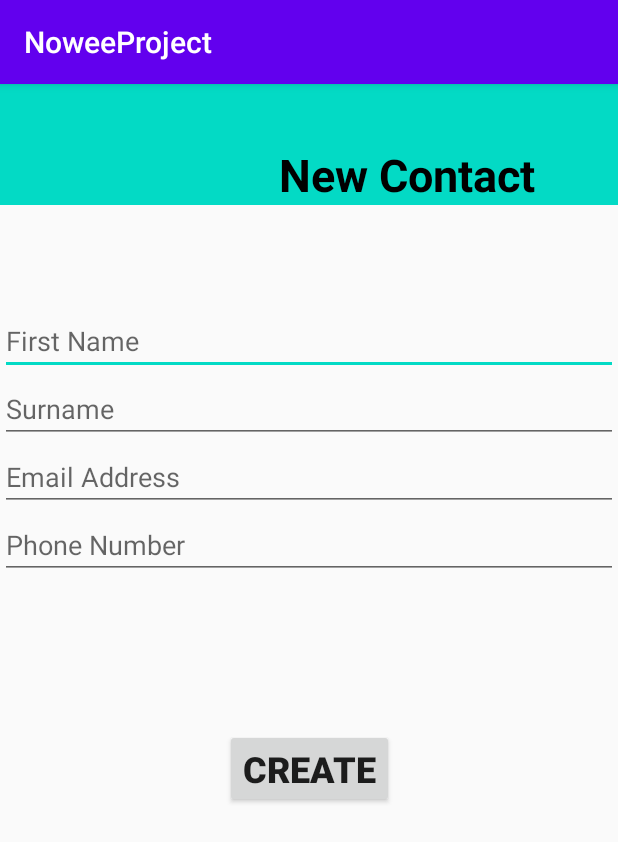
After one commit to fpunch/NoweeProject, an Android app: the newContact screen opened directly, with no data from a screen before it, on a phone screen of 412 x 824 dp. The commit adds this screen. Shown: the top 842 px of the screen. Run offline under Robolectric (Android 15) with nearby library versions, the phone set to English and light mode, and no system bars.

Commit message:
New changes: Added existingContact as well as newContact and the XML's for each as well. There are also some additions to string.xml for these activities.
29/09/2020

```diff
--- a/app/src/main/AndroidManifest.xml
+++ b/app/src/main/AndroidManifest.xml
@@ -9,6 +9,8 @@
         android:roundIcon="@mipmap/ic_launcher_round"
         android:supportsRtl="true"
         android:theme="@style/AppTheme">
+        <activity android:name=".newContact"></activity>
+        <activity android:name=".existingContact" />
         <activity android:name=".MainActivity">
             <intent-filter>
                 <action android:name="android.intent.action.MAIN" />
--- /dev/null
+++ b/app/src/main/res/layout/activity_new_contact.xml
@@ -0,0 +1,102 @@
+<?xml version="1.0" encoding="utf-8"?>
+<androidx.constraintlayout.widget.ConstraintLayout xmlns:android="http://schemas.android.com/apk/res/android"
+    xmlns:app="http://schemas.android.com/apk/res-auto"
+    xmlns:tools="http://schemas.android.com/tools"
+    android:layout_width="match_parent"
+    android:layout_height="match_parent"
+    tools:context=".newContact">
+
+    <LinearLayout
+        android:id="@+id/linearLayout2"
+        android:layout_width="match_parent"
+        android:layout_height="wrap_content"
+        android:orientation="vertical"
+        app:layout_constraintBottom_toBottomOf="parent"
+        app:layout_constraintEnd_toEndOf="parent"
+        app:layout_constraintHorizontal_bias="0.0"
+        app:layout_constraintStart_toStartOf="parent"
+        app:layout_constraintTop_toTopOf="parent"
+        app:layout_constraintVertical_bias="0.342">
+
+        <EditText
+            android:id="@+id/editFirstName"
+            android:layout_width="match_parent"
+            android:layout_height="wrap_content"
+            android:autofillHints=""
+            android:ems="10"
+            android:hint="@string/firstName"
+            android:inputType="textPersonName" />
+
+        <EditText
+            android:id="@+id/editSurname"
+            android:layout_width="match_parent"
+            android:layout_height="wrap_content"
+            android:autofillHints=""
+            android:ems="10"
+            android:hint="@string/surname"
+            android:inputType="textPersonName" />
+
+        <EditText
+            android:id="@+id/editEmail"
+            android:hint="@string/emailAddress"
+            android:layout_width="match_parent"
+            android:layout_height="wrap_content"
+            android:autofillHints=""
+            android:ems="10"
+            android:inputType="textEmailAddress" />
+
+        <EditText
+            android:id="@+id/editPhone"
+            android:hint="@string/phoneNumber"
+            android:layout_width="match_parent"
+            android:layout_height="wrap_content"
+            android:autofillHints=""
+            android:ems="10"
+            android:inputType="phone" />
+
+        <Button
+            android:id="@+id/addContactBtn"
+            android:layout_width="wrap_content"
+            android:layout_height="wrap_content"
+            android:layout_marginStart="150dp"
+            android:layout_marginTop="100dp"
+            android:hint="@string/AddButton"
+            android:text="@string/createContact"
+            android:textSize="24sp"
+            android:textStyle="bold" />
+    </LinearLayout>
+
+    <LinearLayout
+        android:id="@+id/linearLayout"
+        android:layout_width="0dp"
+        android:layout_height="wrap_content"
+        android:background="@color/colorAccent"
+        android:orientation="horizontal"
+        app:layout_constraintBottom_toBottomOf="parent"
+        app:layout_constraintEnd_toEndOf="parent"
+        app:layout_constraintHorizontal_bias="0.0"
+        app:layout_constraintStart_toStartOf="parent"
+        app:layout_constraintTop_toTopOf="parent"
+        app:layout_constraintVertical_bias="0.0">
+
+        <ImageView
+            android:id="@+id/profileImage"
+            android:layout_width="146dp"
+            android:layout_height="wrap_content"
+            android:contentDescription="@string/profileimage"
+            tools:srcCompat="@tools:sample/avatars" />
+
+        <TextView
+            android:id="@+id/Greeting"
+            android:layout_width="wrap_content"
+            android:layout_height="wrap_content"
+            android:layout_marginStart="40dp"
+            android:layout_marginTop="40dp"
+            android:text="@string/greeting"
+            android:textAlignment="center"
+            android:textColor="#000000"
+            android:textSize="30sp"
+            android:textStyle="bold" />
+    </LinearLayout>
+
+</androidx.constraintlayout.widget.ConstraintLayout>
--- a/app/src/main/res/values/strings.xml
+++ b/app/src/main/res/values/strings.xml
@@ -5,4 +5,18 @@
     <!-- TODO: Remove or change this placeholder text -->
     <string name="hello_blank_fragment">Hello blank fragment</string>
     <string name="add_text_to_the_message">Add text to the message</string>
+
+
+    <!-- Existing Contact Strings -->
+    <string name="AddButton"> Add! </string>
+    <string name="Username"> Username </string>
+
+    <!-- New Contact Strings -->
+    <string name="firstName"> First Name </string>
+    <string name="surname"> Surname </string>
+    <string name="emailAddress"> Email Address </string>
+    <string name="phoneNumber"> Phone Number </string>
+    <string name="greeting">New Contact </string>
+    <string name="createContact"> Create </string>
+    <string name="profileimage">ProfileImage</string>
 </resources>
--- a/build.gradle
+++ b/build.gradle
@@ -5,7 +5,7 @@ buildscript {
         jcenter()
     }
     dependencies {
-        classpath "com.android.tools.build:gradle:4.0.0"
+        classpath 'com.android.tools.build:gradle:4.0.1'
         classpath 'com.google.gms:google-services:4.2.0'
 
         // NOTE: Do not place your application dependencies here; they belong
```
Also changed, not shown: app/src/main/java/com/example/noweeproject/existingContact.java (added, +41 -0 lines), app/src/main/java/com/example/noweeproject/newContact.java (added, +40 -0 lines), app/src/main/res/layout/activity_existing_contact.xml (added, +35 -0 lines).
